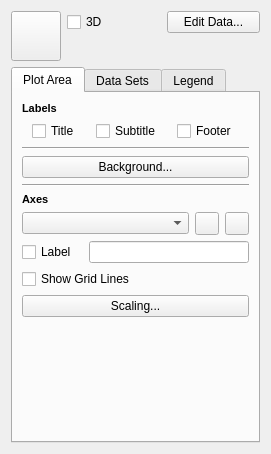
This is kchart/shape/ChartConfigWidget.ui in KDE/koffice-chartingshape as Qt 5 draws it before an edit. The edited form follows.
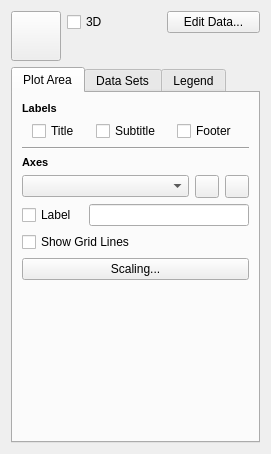
This is the edited form. Icons and pictures are not drawn. Custom widgets are drawn as their Qt base class.

Commit message: Remove obsoleted "Background..." button for plot area. This functionality will be found in the upcoming Appearance dialog

What changed in the file:
```diff
--- a/kchart/shape/ChartConfigWidget.ui
+++ b/kchart/shape/ChartConfigWidget.ui
@@ -80,14 +80,14 @@
         <x>0</x>
         <y>0</y>
         <width>251</width>
-        <height>352</height>
+        <height>355</height>
        </rect>
       </property>
       <attribute name="title" >
        <string>Plot Area</string>
       </attribute>
       <layout class="QGridLayout" >
-       <item row="10" column="0" >
+       <item row="8" column="0" >
         <spacer>
          <property name="orientation" >
           <enum>Qt::Vertical</enum>
@@ -143,21 +143,14 @@
          </item>
         </layout>
        </item>
-       <item row="3" column="0" colspan="5" >
-        <widget class="QPushButton" name="pushButton_4" >
-         <property name="text" >
-          <string>Background...</string>
-         </property>
-        </widget>
-       </item>
-       <item row="4" column="0" colspan="5" >
+       <item row="2" column="0" colspan="5" >
         <widget class="Line" name="line_2" >
          <property name="orientation" >
           <enum>Qt::Horizontal</enum>
          </property>
         </widget>
        </item>
-       <item row="5" column="0" >
+       <item row="3" column="0" >
         <widget class="QLabel" name="label_2" >
          <property name="text" >
           <string>&lt;!DOCTYPE HTML PUBLIC "-//W3C//DTD HTML 4.0//EN" "http://www.w3.org/TR/REC-html40/strict.dtd">
@@ -168,24 +161,24 @@
          </property>
         </widget>
        </item>
-       <item row="6" column="0" colspan="3" >
+       <item row="4" column="0" colspan="3" >
         <widget class="QComboBox" name="axes" />
        </item>
-       <item row="9" column="0" colspan="5" >
+       <item row="7" column="0" colspan="5" >
         <widget class="QPushButton" name="axisScalingButton" >
          <property name="text" >
           <string>Scaling...</string>
          </property>
         </widget>
        </item>
-       <item row="6" column="3" >
+       <item row="4" column="3" >
         <widget class="QToolButton" name="addAxis" >
          <property name="text" >
           <string/>
          </property>
         </widget>
        </item>
-       <item row="6" column="4" >
+       <item row="4" column="4" >
         <widget class="QToolButton" name="removeAxis" >
          <property name="text" >
           <string/>
@@ -210,17 +203,17 @@
          </property>
         </widget>
        </item>
-       <item row="7" column="1" colspan="4" >
+       <item row="5" column="1" colspan="4" >
         <widget class="QLineEdit" name="axisTitle" />
        </item>
-       <item row="7" column="0" >
+       <item row="5" column="0" >
         <widget class="QCheckBox" name="axisShowTitle" >
          <property name="text" >
           <string>Label</string>
          </property>
         </widget>
        </item>
-       <item row="8" column="0" colspan="5" >
+       <item row="6" column="0" colspan="5" >
         <widget class="QCheckBox" name="axisShowGridLines" >
          <property name="text" >
           <string>Show Grid Lines</string>
```
Left out of the diff: 7 changed lines with no effect on the pictures.
